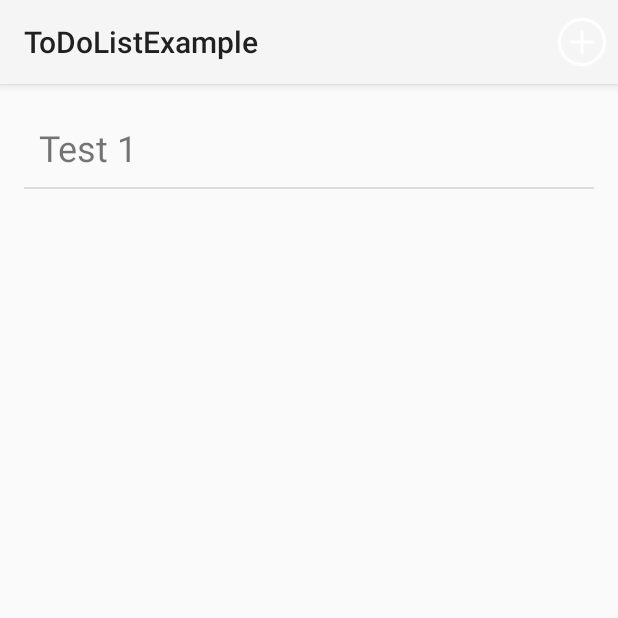
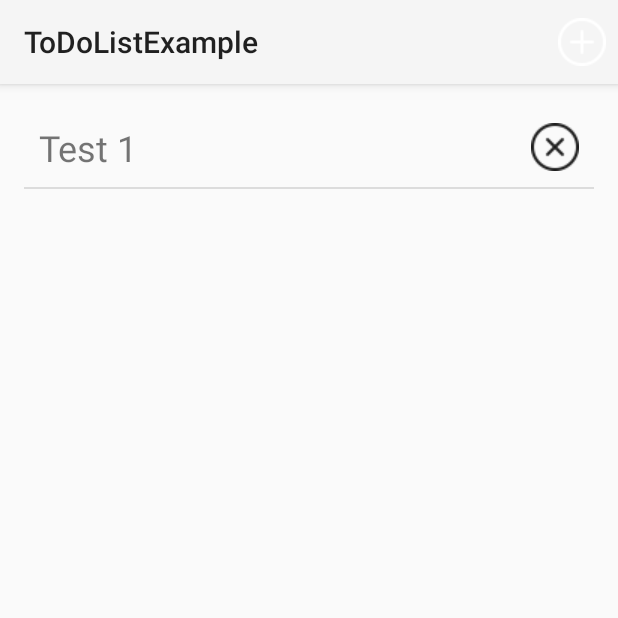
Before and after one commit to tomasro27/ToDoListExample, an Android app: the screen it shows after launch (MainActivity), on a phone screen of 412 x 824 dp, the top half of it. Run offline under Robolectric (Android 15) with nearby library versions, the phone set to English and light mode, and no system bars.

Commit message:
added delete buttons and customArray adapter

```diff
--- a/app/src/main/java/com/rodrigueztomas/todolistexample/MainActivity.java
+++ b/app/src/main/java/com/rodrigueztomas/todolistexample/MainActivity.java
@@ -1,11 +1,17 @@
 package com.rodrigueztomas.todolistexample;
 
 import android.app.Activity;
+import android.content.Context;
 import android.os.Bundle;
+import android.view.LayoutInflater;
 import android.view.Menu;
 import android.view.MenuItem;
+import android.view.View;
+import android.view.ViewGroup;
 import android.widget.ArrayAdapter;
+import android.widget.ImageButton;
 import android.widget.ListView;
+import android.widget.TextView;
 
 import java.util.ArrayList;
 
@@ -14,7 +20,8 @@ public class MainActivity extends Activity {
 
     private ListView listView;
     private ArrayList<String> objects;
-    private ArrayAdapter<String> adapter;
+    //private ArrayAdapter<String> adapter;
+    private CustomAdapter adapter;
 
 
     @Override
@@ -27,7 +34,7 @@ public class MainActivity extends Activity {
         objects = new ArrayList<String>();
         objects.add("Test 1");
 
-        adapter = new ArrayAdapter<String>(this, R.layout.simple_list_item, objects);
+        adapter = new CustomAdapter(this, R.layout.list_item, objects);
 
         listView.setAdapter(adapter);
 
@@ -55,4 +62,54 @@ public class MainActivity extends Activity {
         }
         return super.onOptionsItemSelected(item);
     }
+
+
+    public class CustomAdapter extends ArrayAdapter<String>{
+        Context context;
+        int resourceId;
+        ArrayList<String> items;
+
+        public CustomAdapter(Context context, int resourceId, ArrayList<String> items)
+        {
+            super(context, resourceId, items);
+            this.context = context;
+            this.resourceId = resourceId;
+            this.items = items;
+        }
+
+        @Override
+        public View getView(int position, View convertView, ViewGroup parent)
+        {
+            View v = convertView;
+
+            if ( v == null )
+            {
+                LayoutInflater vi = getLayoutInflater();
+                v = vi.inflate(resourceId, null);
+            }
+
+            String str = objects.get(position);
+
+            TextView title = (TextView) v.findViewById(R.id.title);
+            ImageButton button = (ImageButton) v.findViewById(R.id.button);
+
+            button.setTag(position);
+
+            button.setOnClickListener(new View.OnClickListener() {
+                @Override
+                public void onClick(View v) {
+                    int pos = (Integer)v.getTag();
+                    objects.remove(pos);
+                    adapter.notifyDataSetChanged();
+                }
+            });
+
+            title.setText(str);
+
+            return v;
+        }
+    }
+
+
+
 }
--- /dev/null
+++ b/app/src/main/res/layout/list_item.xml
@@ -0,0 +1,27 @@
+<?xml version="1.0" encoding="utf-8"?>
+
+<RelativeLayout xmlns:android="http://schemas.android.com/apk/res/android"
+    android:orientation="horizontal" android:layout_width="wrap_content"
+    android:layout_height="wrap_content"
+    android:padding="10dp"
+    >
+
+    <TextView
+        android:layout_width="wrap_content"
+        android:layout_height="wrap_content"
+        android:id="@+id/title"
+        android:text="Item1"
+        android:textSize="24sp"
+        />
+
+    <ImageButton
+        android:layout_width="wrap_content"
+        android:layout_height="wrap_content"
+        android:id="@+id/button"
+        android:src="@drawable/close"
+        android:layout_alignParentRight="true"
+        android:layout_alignParentEnd="true"
+        android:background="@null"
+        />
+
+</RelativeLayout>
```
